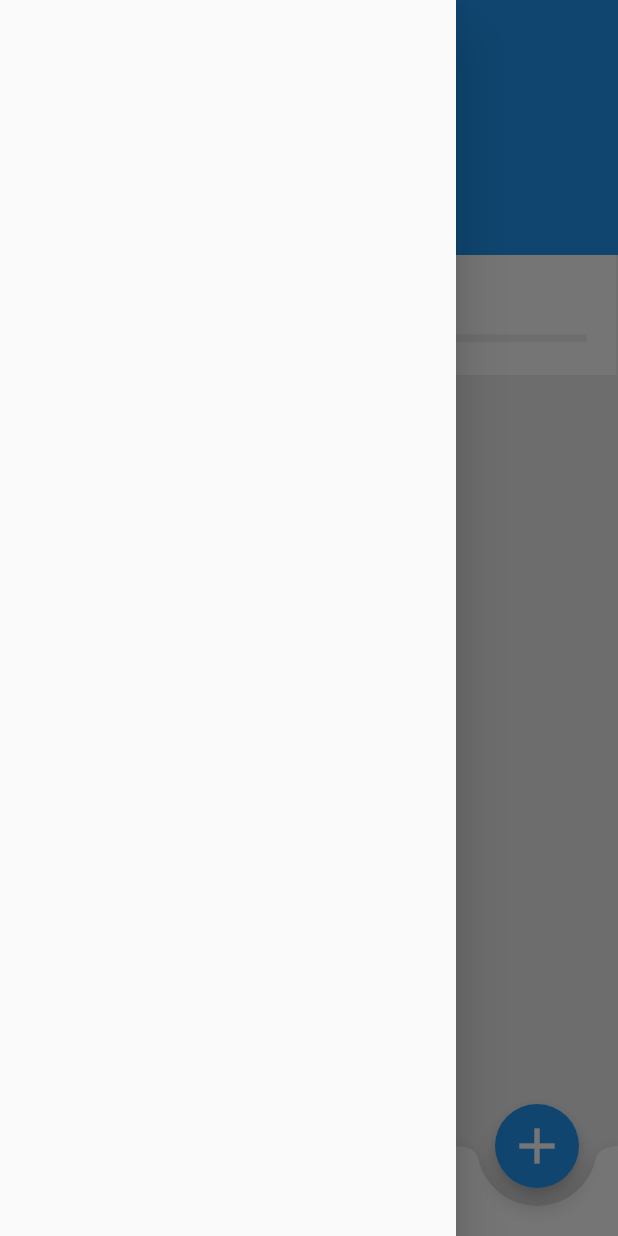
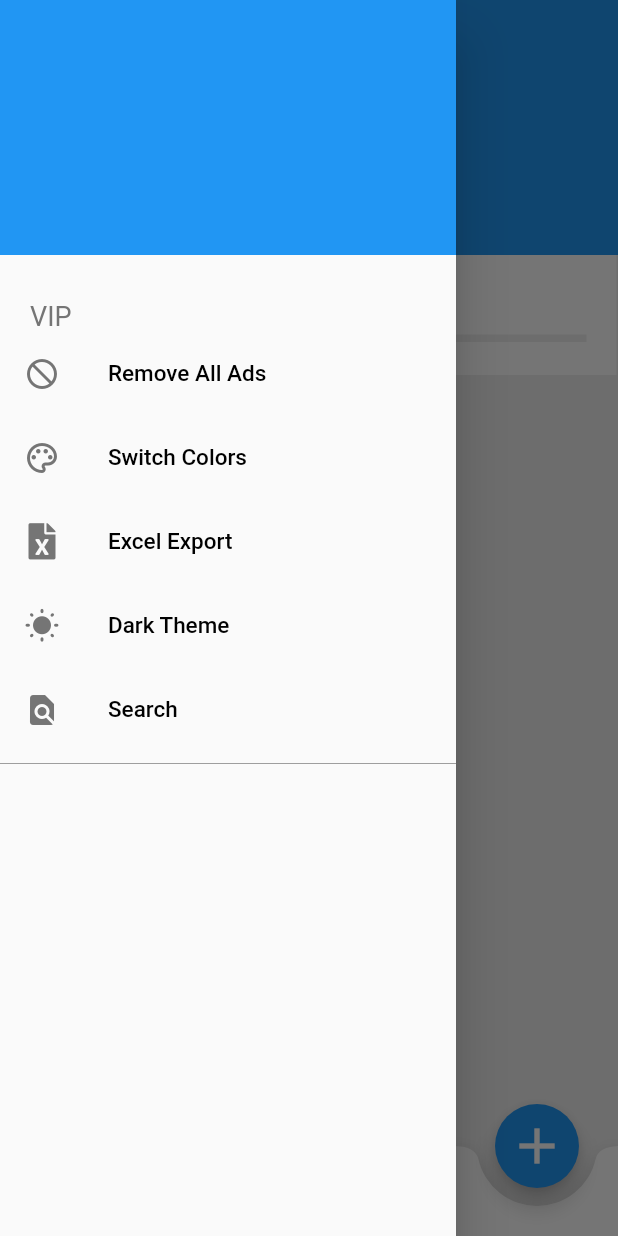
Before and after one commit to Harsh-Singh-007/Budgetapp, a Flutter app: the screen it shows after launch, with the side drawer open, on a phone screen of 412 x 824 dp. Run offline on Flutter 3.47's test engine with Material 2 defaults, Android fonts, the phone set to English and light mode, and no system bars; drawn by our look-alikes of percent_indicator; our stand-ins replace lottie, sqflite; accounts and stored records are empty.

Commit message:
Few More Pages

```diff
--- a/lib/main.dart
+++ b/lib/main.dart
@@ -1,10 +1,12 @@
 import 'package:budgetapp/icons/diamond.dart';
 import 'package:budgetapp/pagesBottomAppBar/diamond.dart';
+import 'package:budgetapp/pagesBottomAppBar/menu.dart';
 import 'package:budgetapp/pagesBottomAppBar/pie.dart';
 import 'package:budgetapp/screens/startup.dart';
+import 'package:flutter/cupertino.dart';
 import 'package:flutter/material.dart';
 import 'package:percent_indicator/linear_percent_indicator.dart';
-
+import 'icons/db_icons.dart';
 import 'screens/newTask.dart';
 
 void main() {
@@ -43,12 +45,54 @@ class _MyHomePageState extends State<MyHomePage> {
   @override
   Widget build(BuildContext context) {
     return Scaffold(
-      drawer: SafeArea(child: Drawer()),
+      drawer: SafeArea(
+        child: Drawer(
+          child: Container(
+            child: Column(
+              crossAxisAlignment: CrossAxisAlignment.start,
+              children: [
+                Container(
+                  color: Colors.blue,
+                  height: 170,
+                ),
+                Padding(
+                  padding: const EdgeInsets.only(left: 20.0, top: 30.0),
+                  child: Text(
+                    "VIP",
+                    style: TextStyle(fontSize: 18, color: Colors.grey[600]),
+                  ),
+                ),
+                Column(
+                  mainAxisAlignment: MainAxisAlignment.start,
+                  children: [
+                    buildMenuItem(
+                        text: "Remove All Ads", icon: Icons.block_flipped),
+                    buildMenuItem(
+                        text: "Switch Colors", icon: Icons.color_lens_outlined),
+                    buildMenuItem(
+                      text: "Excel Export",
+                      icon: Excel.excel,
+                    ),
+                    buildMenuItem(
+                        text: "Dark Theme", icon: Icons.wb_sunny_rounded),
+                    buildMenuItem(text: "Search", icon: Icons.find_in_page),
+                    Divider(
+                      color: Colors.grey,
+                    )
+                  ],
+                ),
+              ],
+            ),
+          ),
+        ),
+      ),
       backgroundColor: Colors.grey[200],
       body: Builder(builder: (context) {
         return SafeArea(
           child: Container(
             child: Column(
+              children: [
+                Column(
                   children: [
                     Container(
                       color: Colors.blue,
@@ -184,7 +228,8 @@ class _MyHomePageState extends State<MyHomePage> {
                                   child: Text(
                                     "Budget Setting",
                                     style: TextStyle(
-                                    fontSize: 20, fontWeight: FontWeight.w500),
+                                        fontSize: 20,
+                                        fontWeight: FontWeight.w500),
                                   ),
                                 ),
                                 SizedBox(
@@ -203,6 +248,8 @@ class _MyHomePageState extends State<MyHomePage> {
                           ),
                         ],
                       ),
+                    ),
+                  ],
                 ),
               ],
             ),
@@ -258,7 +305,16 @@ class _MyHomePageState extends State<MyHomePage> {
                     icon: Icon(Icons.widgets_rounded),
                     color: Colors.grey[400],
                     iconSize: 45,
-                    onPressed: () {},
+                    onPressed: () {
+                      Navigator.push(
+                        context,
+                        MaterialPageRoute(
+                          builder: (context) {
+                            return const MenuList();
+                          },
+                        ),
+                      );
+                    },
                   ),
                 ),
                 Padding(
@@ -272,7 +328,7 @@ class _MyHomePageState extends State<MyHomePage> {
                         context,
                         MaterialPageRoute(
                           builder: (context) {
-                            return const PieChart(); //name of stateful widget in new_task_screen. Then only it will work.
+                            return const PieChart();
                           },
                         ),
                       );
@@ -290,7 +346,7 @@ class _MyHomePageState extends State<MyHomePage> {
                         context,
                         MaterialPageRoute(
                           builder: (context) {
-                            return const DiamondButton(); //name of stateful widget in new_task_screen. Then only it will work.
+                            return const DiamondButton();
                           },
                         ),
                       );
@@ -304,4 +360,29 @@ class _MyHomePageState extends State<MyHomePage> {
       ),
     );
   }
+
+  Widget buildMenuItem({required String text, required IconData icon}) {
+    final color = Colors.grey[600];
+
+    return ListTile(
+      leading: Icon(
+        icon,
+        color: color,
+      ),
+      title: Text(
+        text,
+        style: TextStyle(color: Colors.black, fontSize: 15),
+      ),
+      onTap: () {
+        Navigator.push(
+          context,
+          MaterialPageRoute(
+            builder: (context) {
+              return const DiamondButton(); //name of stateful widget in new_task_screen. Then only it will work.
+            },
+          ),
+        );
+      },
+    );
   }
+}
```
Also changed, not shown: lib/pagesBottomAppBar/menu.dart (+15 -0 lines), lib/pagesBottomAppBar/widgets.dart (deleted). Lines whose indentation alone changed are shown as unchanged.
